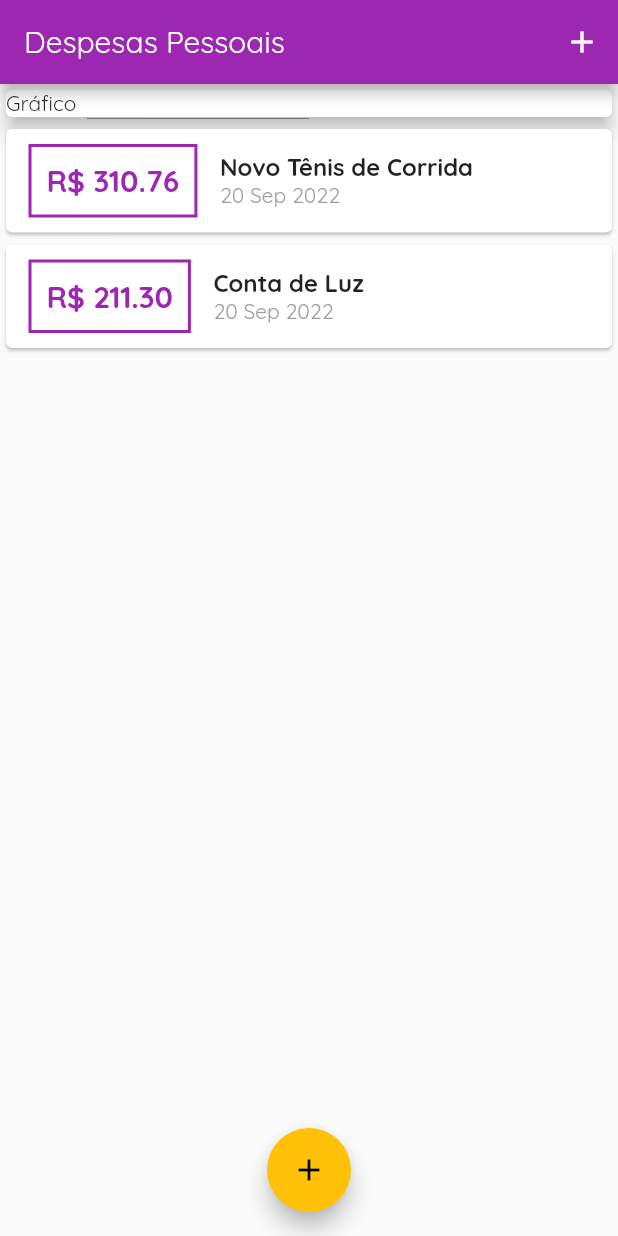
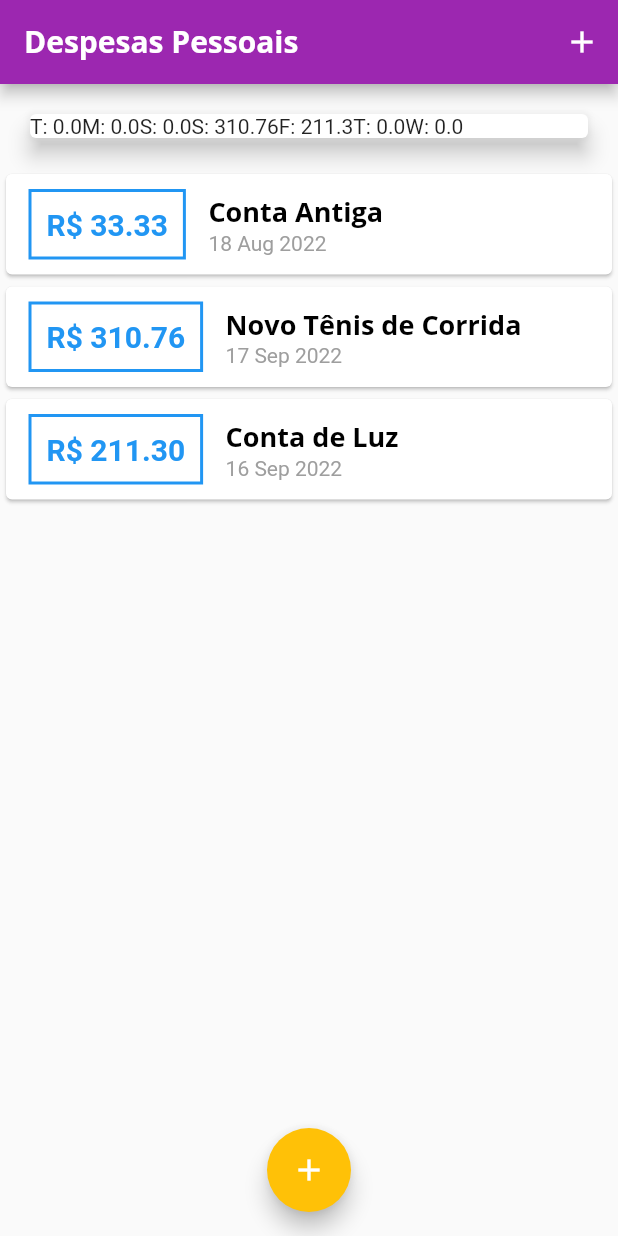
Before and after one commit to felipeggarcia/despesas-pessoais, a Flutter app: the screen it shows after launch, on a phone screen of 412 x 824 dp. Run offline on Flutter 3.47's test engine with Material 2 defaults, Android fonts, the phone set to English and light mode, and no system bars; missing offline and left inert: dart:ffi.

Commit message:
estruturação para criar o grafico

```diff
--- /dev/null
+++ b/lib/components/chart.dart
@@ -0,0 +1,48 @@
+import 'package:flutter/material.dart';
+import 'package:intl/intl.dart';
+import '../models/transaction.dart';
+
+class Chart extends StatelessWidget {
+  final List<Transaction> recentTransaction;
+
+  const Chart(this.recentTransaction, {Key? key}) : super(key: key);
+
+  List<Map<String, Object>> get groupedTransactions {
+    return List.generate(7, (index) {
+      final weekDay = DateTime.now().subtract(
+        Duration(days: index),
+      );
+
+      double totalSum = 0.0;
+
+      for (var i = 0; i < recentTransaction.length; i++) {
+        bool sameDay = recentTransaction[i].date.day == weekDay.day;
+        bool sameMonth = recentTransaction[i].date.month == weekDay.month;
+        bool sameYear = recentTransaction[i].date.year == weekDay.year;
+
+        if (sameDay && sameMonth && sameYear) {
+          totalSum += recentTransaction[i].value;
+        }
+      }
+
+      return {
+        'day': DateFormat.E().format(weekDay)[0],
+        'value': totalSum,
+      };
+    });
+  }
+
+  @override
+  Widget build(BuildContext context) {
+    groupedTransactions;
+    return Card(
+      elevation: 6,
+      margin: const EdgeInsets.all(20),
+      child: Row(
+        children: groupedTransactions.map((tr) {
+          return Text('${tr['day']}: ${tr['value']}');
+        }).toList(),
+      ),
+    );
+  }
+}
--- /dev/null
+++ b/lib/components/chart_bar.dart
@@ -0,0 +1,12 @@
+import 'package:flutter/cupertino.dart';
+import 'package:flutter/src/foundation/key.dart';
+import 'package:flutter/src/widgets/framework.dart';
+
+class ChartBar extends StatelessWidget {
+  const ChartBar({Key? key}) : super(key: key);
+
+  @override
+  Widget build(BuildContext context) {
+    return Container();
+  }
+}
--- a/lib/components/transaction_list.dart
+++ b/lib/components/transaction_list.dart
@@ -11,7 +11,29 @@ class TransactionList extends StatelessWidget {
   Widget build(BuildContext context) {
     return SizedBox(
       height: 700,
-      child: ListView.builder(
+      child: transactions.isEmpty
+          ? Column(
+              children: <Widget>[
+                SizedBox(
+                  height: 20,
+                ),
+                Text(
+                  'Nenhuma Transação Cadastrada',
+                  style: Theme.of(context).textTheme.headline6,
+                ),
+                SizedBox(
+                  height: 20,
+                ),
+                Container(
+                  width: 200,
+                  child: Image.asset(
+                    'assets/images/waiting.png',
+                    fit: BoxFit.cover,
+                  ),
+                )
+              ],
+            )
+          : ListView.builder(
               itemCount: transactions.length,
               itemBuilder: (ctx, index) {
                 final tr = transactions[index];
@@ -44,10 +66,11 @@ class TransactionList extends StatelessWidget {
                         children: [
                           Text(
                             tr.title,
-                      style: const TextStyle(
-                        fontSize: 16,
-                        fontWeight: FontWeight.bold,
-                      ),
+                            style: Theme.of(context).textTheme.headline6,
+                            // style: const TextStyle(
+                            //   fontSize: 16,
+                            //   fontWeight: FontWeight.bold,
+                            // ),
                           ),
                           Text(
                             DateFormat('d MMM y').format(tr.date),
--- a/lib/main.dart
+++ b/lib/main.dart
@@ -1,22 +1,44 @@
+import 'dart:ffi';
+
 import 'package:flutter/material.dart';
 import 'dart:math';
 import 'components/transaction_form.dart';
 import 'components/transaction_list.dart';
+import 'components/chart.dart';
 import 'models/transaction.dart';
 
-main() => runApp(const ExpensesApp());
+main() => runApp(ExpensesApp());
 
 class ExpensesApp extends StatelessWidget {
-  const ExpensesApp({Key? key}) : super(key: key);
+  ExpensesApp({Key? key}) : super(key: key);
+  final ThemeData tema = ThemeData();
+
   @override
   Widget build(BuildContext context) {
     return MaterialApp(
-        home: const MyHomePage(),
-        theme: ThemeData(
-          primarySwatch: Colors.purple,
-          accentColor: Colors.amber,
-          fontFamily: 'Quicksand',
-        ));
+      home: const MyHomePage(),
+      theme: tema.copyWith(
+        colorScheme: tema.colorScheme.copyWith(
+          primary: Colors.purple,
+          secondary: Colors.amber,
+        ),
+        textTheme: tema.textTheme.copyWith(
+          headline6: const TextStyle(
+            fontFamily: 'OpenSans',
+            fontSize: 18,
+            fontWeight: FontWeight.bold,
+            color: Colors.black,
+          ),
+        ),
+        appBarTheme: const AppBarTheme(
+          titleTextStyle: TextStyle(
+            fontFamily: 'OpenSans',
+            fontSize: 20,
+            fontWeight: FontWeight.bold,
+          ),
+        ),
+      ),
+    );
   }
 }
 
@@ -28,20 +50,33 @@ class MyHomePage extends StatefulWidget {
 }
 
 class _MyHomePageState extends State<MyHomePage> {
-  final _transactions = [
+  final List<Transaction> _transactions = [
+    Transaction(
+      id: 't0',
+      title: 'Conta Antiga',
+      value: 33.33,
+      date: DateTime.now().subtract(const Duration(days: 33)),
+    ),
     Transaction(
       id: 't1',
       title: 'Novo Tênis de Corrida',
       value: 310.76,
-      date: DateTime.now(),
+      date: DateTime.now().subtract(const Duration(days: 3)),
     ),
     Transaction(
       id: 't2',
       title: 'Conta de Luz',
       value: 211.30,
-      date: DateTime.now(),
+      date: DateTime.now().subtract(const Duration(days: 4)),
     ),
   ];
+  List<Transaction> get _recentTransactions {
+    return _transactions.where((tr) {
+      return tr.date.isAfter(DateTime.now().subtract(
+        const Duration(days: 7),
+      ));
+    }).toList();
+  }
 
   _addTransaction(String title, double value) {
     final newTransaction = Transaction(
@@ -54,6 +89,7 @@ class _MyHomePageState extends State<MyHomePage> {
     setState(() {
       _transactions.add(newTransaction);
     });
+
     Navigator.of(context).pop();
   }
 
@@ -70,7 +106,7 @@ class _MyHomePageState extends State<MyHomePage> {
   Widget build(BuildContext context) {
     return Scaffold(
       appBar: AppBar(
-        title: const Text('Despesas Pessoais',),
+        title: const Text('Despesas Pessoais'),
         actions: [
           IconButton(
             icon: const Icon(Icons.add),
@@ -82,12 +118,7 @@ class _MyHomePageState extends State<MyHomePage> {
         child: Column(
           crossAxisAlignment: CrossAxisAlignment.stretch,
           children: [
-            const SizedBox(
-              child: Card(
-                child: Text('Gráfico'),
-                elevation: 5,
-              ),
-            ),
+            Chart( _recentTransactions),
             TransactionList(_transactions),
           ],
         ),
--- a/pubspec.yaml
+++ b/pubspec.yaml
@@ -59,8 +59,8 @@ flutter:
   uses-material-design: true
 
   # To add assets to your application, add an assets section, like this:
-  # assets:
-  #   - images/a_dot_burr.jpeg
+  assets:
+    - assets/images/waiting.png
   #   - images/a_dot_ham.jpeg
 
   # An image asset can refer to one or more resolution-specific "variants", see
```
Also changed, not shown: assets/images/waiting.png (added). Lines whose indentation alone changed are shown as unchanged.
